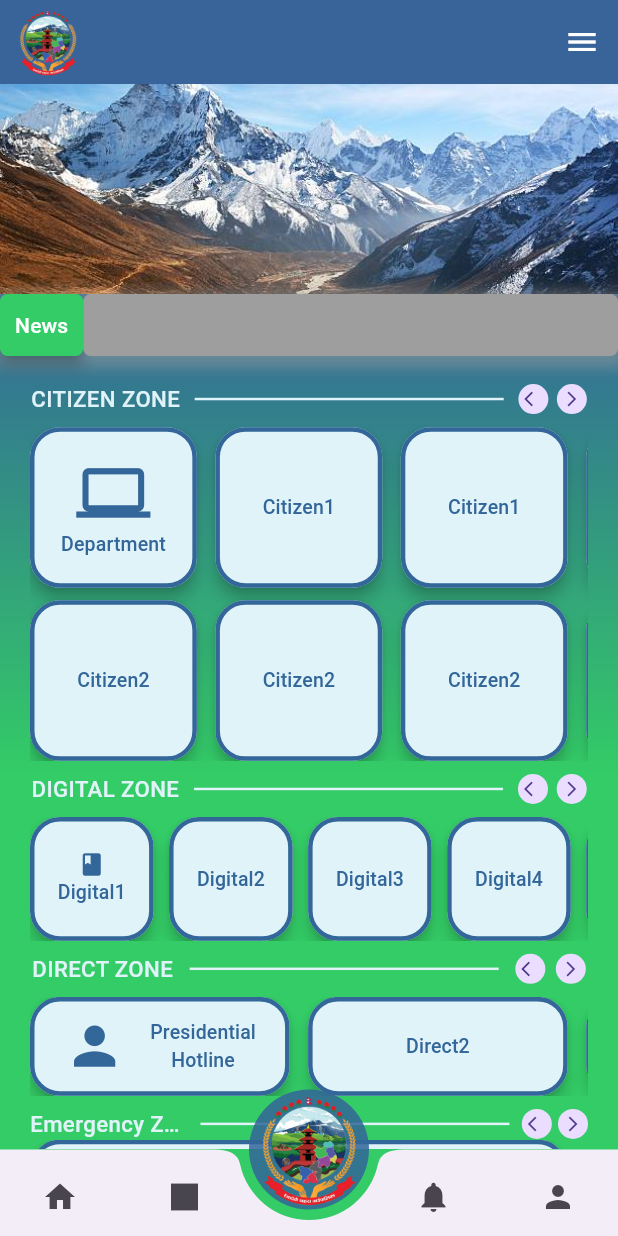
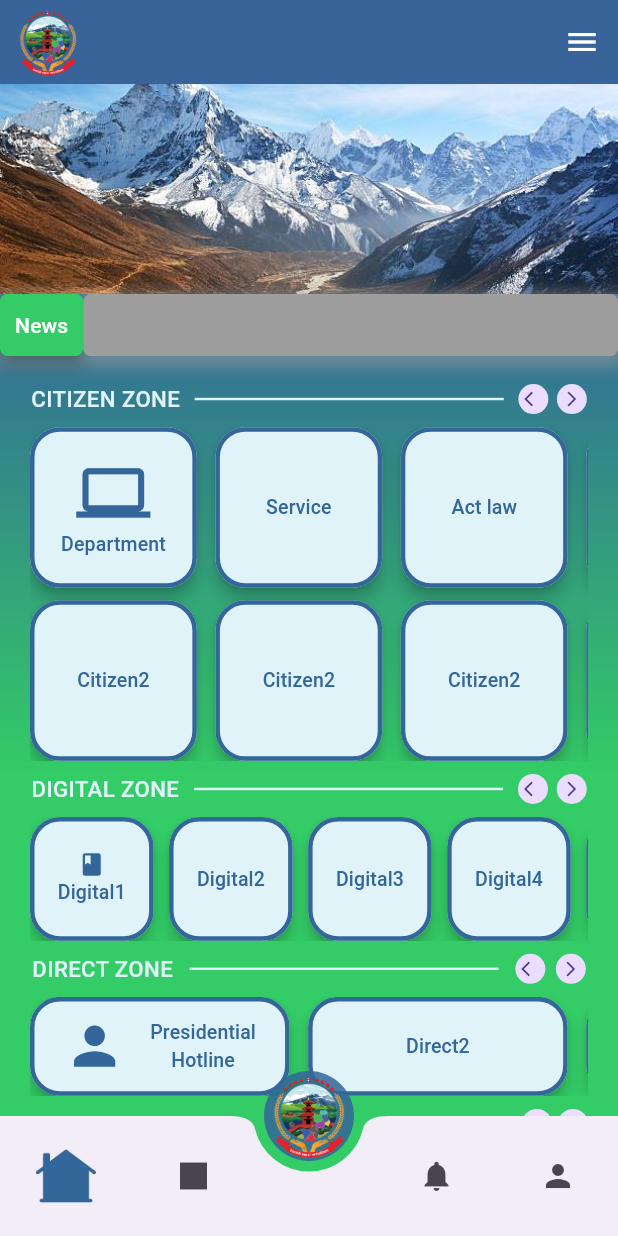
Before and after one commit to redwireadmin/Epalika, a Flutter app: the screen it shows after launch, on a phone screen of 412 x 824 dp. Run offline on Flutter 3.47's test engine with Material 3 defaults, Android fonts, the light colour scheme and no system bars; our stand-ins replace get, pin_code_fields, shared_preferences.

Commit message:
button onpress routes manages by passing a list of string with routes names

```diff
--- a/lib/presentation/pages/homepage/home_screen.dart
+++ b/lib/presentation/pages/homepage/home_screen.dart
@@ -5,7 +5,6 @@ import 'package:e_palika/presentation/pages/homepage/homescreen_widgets/drawer.d
 import 'package:e_palika/presentation/pages/homepage/homescreen_widgets/feature_buttons.dart';
 import 'package:e_palika/presentation/pages/homepage/homescreen_widgets/zone_title_row.dart';
 import 'package:e_palika/presentation/widgets/custom_button.dart';
-import 'package:flutter/gestures.dart';
 import 'package:flutter/material.dart';
 import 'package:get/get.dart';
 
@@ -195,11 +194,12 @@ class _HomePageViewState extends State<HomePageView> {
                   Text('Department', style: TextStyle(fontSize: 13)),
                 ],
               ),
-              Text('Citizen1', style: TextStyle(fontSize: 13)),
-              Text('Citizen1', style: TextStyle(fontSize: 13)),
+              Text('Service', style: TextStyle(fontSize: 13)),
+              Text('Act law', style: TextStyle(fontSize: 13)),
               Text('Citizen1', style: TextStyle(fontSize: 13)),
               Text('Citizen1', style: TextStyle(fontSize: 13)),
             ],
+            ['deparment', 'service', 'actlaw', 'Citizen1', 'Citizen1'],
             Get.height * 0.13,
             Get.width * 0.27,
             Get.width * 0.03,
@@ -214,6 +214,7 @@ class _HomePageViewState extends State<HomePageView> {
               Text('Citizen2', style: TextStyle(fontSize: 13)),
               Text('Citizen2', style: TextStyle(fontSize: 13)),
             ],
+            ['Citizen2', 'Citizen2', 'Citizen2', 'Citizen2', 'Citizen2'],
             Get.height * 0.13,
             Get.width * 0.27,
             Get.width * 0.03,
@@ -239,6 +240,7 @@ class _HomePageViewState extends State<HomePageView> {
           Text('Digital4', style: TextStyle(fontSize: 13)),
           Text('Digital5', style: TextStyle(fontSize: 13)),
         ],
+        ['Digital1', 'Digital2', 'Digital3', 'Digital4', 'Digital5'],
         Get.height * 0.1,
         Get.width * 0.20,
         Get.width * 0.025,
@@ -268,6 +270,7 @@ class _HomePageViewState extends State<HomePageView> {
           Text('Direct2', style: TextStyle(fontSize: 13)),
           Text('Direct3', style: TextStyle(fontSize: 13)),
         ],
+        ['presedentailhotline', 'Direct2', 'Direct3'],
         Get.height * 0.08,
         Get.width * 0.42,
         Get.width * 0.03,
@@ -284,6 +287,7 @@ class _HomePageViewState extends State<HomePageView> {
           Text('Emergency2', style: TextStyle(fontSize: 13)),
           Text('Emergency3', style: TextStyle(fontSize: 13)),
         ],
+        ['Emergency1', 'Emergency2', 'Emergency3'],
         Get.height * 0.08,
         Get.width * 0.42,
         Get.width * 0.03,
@@ -291,15 +295,20 @@ class _HomePageViewState extends State<HomePageView> {
     );
   }
 
-  Widget buildButtonRow(
-      List<Widget> buttonContent, double height, double width, double gap) {
+  Widget buildButtonRow(List<Widget> buttonContent, List<String> onPressRoutes,
+      double height, double width, double gap) {
     return Row(
       children: buttonContent
+          .asMap()
+          .entries
           .map(
             (child) => Row(
               children: [
                 FeatureButton(
-                  child: child,
+                  onPressed: () {
+                    print(onPressRoutes[child.key]);
+                  },
+                  child: child.value,
                   btnHeight: height,
                   btnWidth: width,
                 ),
--- a/lib/presentation/pages/homepage/homescreen_widgets/feature_buttons.dart
+++ b/lib/presentation/pages/homepage/homescreen_widgets/feature_buttons.dart
@@ -1,3 +1,4 @@
+// ignore_for_file: public_member_api_docs, sort_constructors_first
 import 'package:flutter/material.dart';
 
 import 'package:e_palika/config/themes/colors.dart';
@@ -10,11 +11,14 @@ class FeatureButton extends StatelessWidget {
   double btnHeight;
   double btnWidth;
   Widget? btnLogo;
+  final VoidCallback? onPressed;
   FeatureButton({
     Key? key,
     required this.child,
     required this.btnHeight,
     required this.btnWidth,
+    this.btnLogo,
+    this.onPressed,
   }) : super(key: key);
 
   @override
@@ -22,7 +26,7 @@ class FeatureButton extends StatelessWidget {
     return CustomElevatedButton(
       padding: 0,
       child: child,
-      onPressed: () {},
+      onPressed: onPressed,
       height: btnHeight,
       width: btnWidth,
       radius: 20,
--- a/lib/presentation/pages/homepage/homescreen_widgets/icons.dart
+++ b/lib/presentation/pages/landing_page/icons.dart
@@ -15,7 +15,7 @@ class GradientIcon extends StatelessWidget {
     return Image.asset(
       "assets/images/icons/${assetName}.png",
       color: isSelected ? CustomColors.primaryColor1 : null,
-      height: 30,
+      height: 40,
       // width: 40,
     );
   }
--- a/lib/presentation/pages/landing_screen.dart
+++ b/lib/presentation/pages/landing_page/landing_screen.dart
@@ -1,11 +1,10 @@
 import 'package:e_palika/config/themes/colors.dart';
 import 'package:e_palika/presentation/pages/homepage/home_screen.dart';
-// import 'package:e_palika/presentation/pages/homepage/homescreen_widgets/icons.dart';
+import 'package:e_palika/presentation/pages/landing_page/icons.dart';
 import 'package:e_palika/presentation/pages/notice/notice_page.dart';
 import 'package:e_palika/presentation/pages/notification/notification_page.dart';
 import 'package:e_palika/presentation/pages/profile_page/profile_page.dart';
 import 'package:flutter/material.dart';
-import 'package:get/get.dart';
 
 class LandingPageView extends StatefulWidget {
   const LandingPageView({super.key});
@@ -36,7 +35,7 @@ class _LandingPageViewState extends State<LandingPageView> {
       backgroundColor: CustomColors.primaryColor,
       body: pages[currentIndex],
       bottomNavigationBar: BottomAppBar(
-        height: Get.height * 0.07,
+        // height: Get.height * 0.07,
         elevation: 8,
         // color: CustomColors.primaryColor1.withOpacity(0.5),
         shape: CircularNotchedRectangle(),
@@ -46,7 +45,10 @@ class _LandingPageViewState extends State<LandingPageView> {
           mainAxisAlignment: MainAxisAlignment.spaceBetween,
           children: [
             IconButton(
-              icon: Icon(Icons.home),
+              icon: GradientIcon(
+                assetName: "home",
+                isSelected: 0 == currentIndex,
+              ),
               onPressed: () {
                 changePage(0);
               },
@@ -79,12 +81,11 @@ class _LandingPageViewState extends State<LandingPageView> {
         ),
       ),
       floatingActionButton: CircleAvatar(
-        radius: 40,
+        radius: 30,
         backgroundColor: CustomColors.primaryColor1.withOpacity(0.85),
         // backgroundImage: AssetImage('assets/images/favicon.png'),
         child: Image.asset(
           'assets/images/favicon.png',
-          fit: BoxFit.fitHeight,
         ),
       ),
       floatingActionButtonLocation: FloatingActionButtonLocation.centerDocked,
--- a/lib/presentation/pages/splash_screen.dart
+++ b/lib/presentation/pages/splash_screen.dart
@@ -1,6 +1,6 @@
 import 'package:e_palika/config/themes/colors.dart';
 import 'package:e_palika/presentation/controllers/user_pref_controller.dart';
-import 'package:e_palika/presentation/pages/landing_screen.dart';
+import 'package:e_palika/presentation/pages/landing_page/landing_screen.dart';
 import 'package:e_palika/presentation/pages/login_screen.dart';
 
 import 'package:flutter/material.dart';
```
